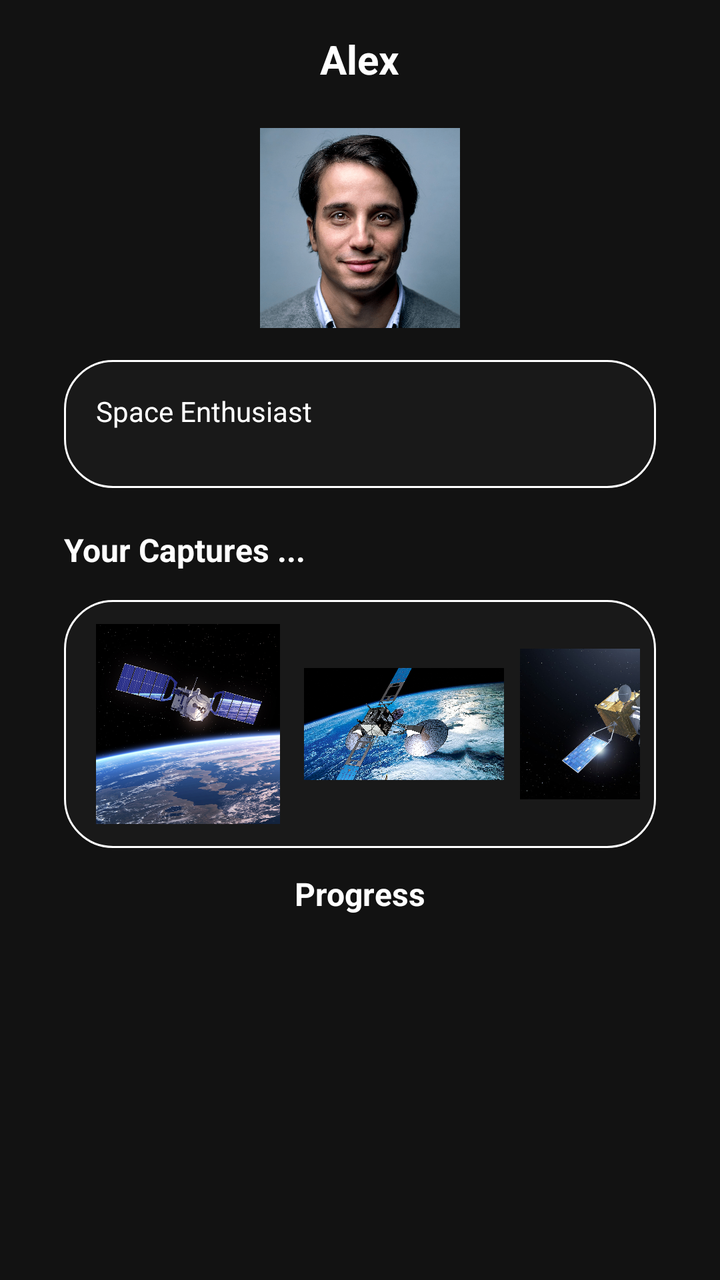
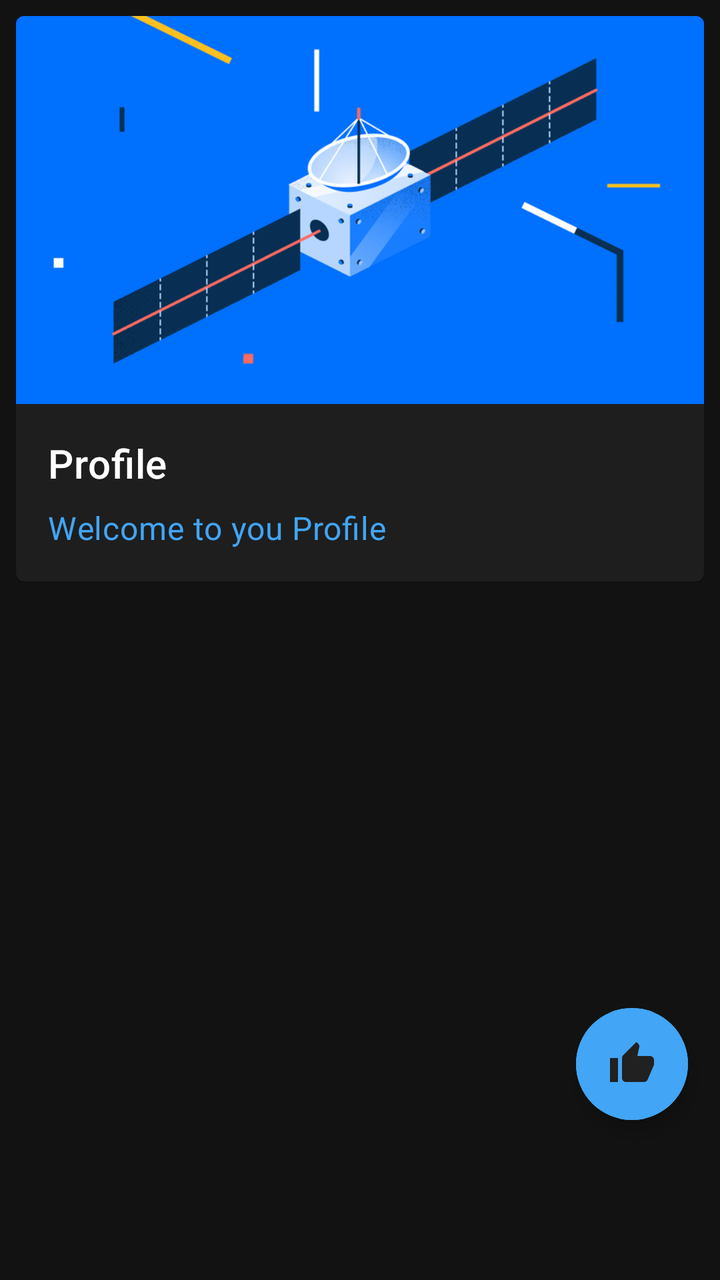

Before-and-after screenshots of an Android layout around one commit, followed by the original layout XML and the change that was made.
<!-- AndroidManifest.xml: application theme AppTheme -->
<!-- res/layout/frag_profile.xml -->
<?xml version="1.0" encoding="utf-8"?>
<RelativeLayout xmlns:android="http://schemas.android.com/apk/res/android"
    android:layout_width="match_parent"
    android:layout_height="match_parent"
    android:background="@color/transparent"
    android:scrollbars="vertical">

    <TextView
        android:layout_width="wrap_content"
        android:layout_height="wrap_content"
        android:layout_alignParentTop="true"
        android:layout_centerHorizontal="true"
        android:layout_gravity="center_horizontal"
        android:layout_marginTop="16dp"
        android:text="Alex"
        android:textColor="@color/white"
        android:textSize="20sp"
        android:textStyle="bold" />

    <androidx.appcompat.widget.AppCompatImageView
        android:layout_width="100dp"
        android:layout_height="100dp"
        android:layout_alignParentTop="true"
        android:layout_centerHorizontal="true"
        android:layout_marginTop="64dp"
        android:src="@drawable/user_face" />

    <TextView
        android:layout_width="match_parent"
        android:layout_height="64dp"
        android:layout_marginStart="32dp"
        android:layout_marginTop="180dp"
        android:layout_marginEnd="32dp"
        android:background="@drawable/rounded_corner"
        android:padding="16dp"
        android:text="Space Enthusiast"
        android:textColor="@color/white" />

    <androidx.appcompat.widget.AppCompatTextView
        android:layout_width="wrap_content"
        android:layout_height="wrap_content"
        android:layout_alignParentTop="true"
        android:layout_marginStart="32dp"
        android:layout_marginTop="264dp"
        android:text="Your Captures ..."
        android:textColor="@color/white"
        android:textSize="16dp"
        android:textStyle="bold" />

    <RelativeLayout
        android:layout_width="match_parent"
        android:layout_height="wrap_content"
        android:layout_marginStart="32dp"
        android:layout_marginTop="300dp"
        android:layout_marginEnd="32dp"
        android:background="@drawable/rounded_corner"
        android:fadeScrollbars="true"
        android:isScrollContainer="true"
        android:nestedScrollingEnabled="true"
        android:padding="8dp"
        android:scrollbars="horizontal">
        <LinearLayout
            android:layout_width="wrap_content"
            android:layout_height="wrap_content"
            >
            <ImageView
                android:layout_width="100dp"
                android:layout_height="100dp"
                android:src="@drawable/sat_1"
                android:layout_margin="4dp"/>

            <ImageView
                android:layout_width="100dp"
                android:layout_height="100dp"
                android:src="@drawable/sat"
                android:layout_margin="4dp"/>
            <ImageView
                android:layout_width="100dp"
                android:layout_height="100dp"
                android:src="@drawable/sat_2"
                android:layout_margin="4dp"/>

            <ImageView
                android:layout_width="100dp"
                android:layout_height="100dp"
                android:src="@drawable/sat_1"
                android:layout_margin="4dp"/>
        </LinearLayout>
    </RelativeLayout>

    <androidx.appcompat.widget.AppCompatTextView
        android:layout_width="wrap_content"
        android:layout_height="wrap_content"
        android:layout_alignParentTop="true"
        android:layout_centerHorizontal="true"
        android:layout_marginTop="436dp"
        android:text="Progress"
        android:textColor="@color/white"
        android:textSize="16dp"
        android:textStyle="bold" />

    <androidx.core.widget.ContentLoadingProgressBar
        android:layout_width="match_parent"
        android:layout_height="8dp"
        android:layout_alignParentTop="true"
        android:layout_centerHorizontal="true"
        android:layout_marginStart="32dp"
        android:layout_marginTop="482dp"
        android:layout_marginEnd="32dp"
        android:animationResolution="@android:integer/config_mediumAnimTime"
        android:max="100"
        android:progress="25"
        android:progressTint="@color/colorAccent"
        android:visibility="visible" />
</RelativeLayout>
<!-- resources referenced by this layout -->
<resources>
  <color name="colorAccent">#42A5F5</color>
  <color name="transparent">@android:color/transparent</color>
  <color name="white">#FFFFFF</color>
  <!-- drawable rounded_corner (drawable) -->
  <?xml version="1.0" encoding="utf-8"?>
  <shape xmlns:android="http://schemas.android.com/apk/res/android" >
      <stroke
          android:width="1dp"
          android:color="@color/white" />
  
      <solid android:color="#80212121" />
  
      <padding
          android:left="1dp"
          android:right="1dp"
          android:bottom="1dp"
          android:top="1dp" />
  
      <corners android:radius="24dp" />
  </shape>
  <!-- drawable sat: jpg bitmap (drawable, 670692 bytes) -->
  <!-- drawable sat_1: jpg bitmap (drawable, 780074 bytes) -->
  <!-- drawable sat_2: jpg bitmap (drawable, 53411 bytes) -->
  <!-- drawable user_face: png bitmap (drawable, 423906 bytes) -->
  <style name="AppTheme" parent="Theme.MaterialComponents">
          
          <item name="windowActionBar">true</item>
          <item name="colorPrimary">#212121</item>
          <item name="colorPrimaryDark">@color/colorPrimaryDark</item>
          <item name="colorAccent">#42A5F5</item>
      </style>
  <color name="colorPrimaryDark">#000000</color>
</resources>

<!-- the commit's change to res/layout/frag_profile.xml (unified diff, before → after) -->
@@ -2,114 +2,75 @@
 <RelativeLayout xmlns:android="http://schemas.android.com/apk/res/android"
     android:layout_width="match_parent"
     android:layout_height="match_parent"
+    xmlns:app="http://schemas.android.com/apk/res-auto"
     android:background="@color/transparent"
     android:scrollbars="vertical">
 
-    <TextView
+    <com.google.android.material.card.MaterialCardView
+        android:id="@+id/profcard"
+        android:layout_width="match_parent"
+        android:layout_height="wrap_content"
+        android:layout_margin="8dp">
+
+        <LinearLayout
+            android:layout_width="match_parent"
+            android:layout_height="wrap_content"
+            android:orientation="vertical">
+
+            
+            <ImageView
+                android:layout_width="match_parent"
+                android:layout_height="194dp"
+                android:contentDescription="@string/content_description_media"
+                android:scaleType="centerCrop"
+                app:srcCompat="@drawable/bsat" />
+
+            <LinearLayout
+                android:layout_width="match_parent"
+                android:layout_height="wrap_content"
+                android:orientation="vertical"
+                android:padding="16dp">
+
+                
+                <TextView
+                    android:layout_width="wrap_content"
+                    android:layout_height="wrap_content"
+                    android:text="@string/profile"
+                    android:textAppearance="?attr/textAppearanceHeadline6" />
+
+                <TextView
+                    android:layout_width="wrap_content"
+                    android:layout_height="wrap_content"
+                    android:layout_marginTop="8dp"
+                    android:text="@string/welcome_to_you_profile"
+                    android:textAppearance="?attr/textAppearanceBody2"
+                    android:textColor="@color/colorAccent"
+                    android:textSize="16sp" />
+
+            </LinearLayout>
+
+        </LinearLayout>
+
+    </com.google.android.material.card.MaterialCardView>
+
+
+    <com.google.android.material.floatingactionbutton.ExtendedFloatingActionButton
+        android:id="@+id/proBtn"
         android:layout_width="wrap_content"
         android:layout_height="wrap_content"
-        android:layout_alignParentTop="true"
-        android:layout_centerHorizontal="true"
-        android:layout_gravity="center_horizontal"
-        android:layout_marginTop="16dp"
-        android:text="Alex"
-        android:textColor="@color/white"
-        android:textSize="20sp"
-        android:textStyle="bold" />
+        android:layout_alignParentEnd="true"
+        android:layout_alignParentBottom="true"
 
-    <androidx.appcompat.widget.AppCompatImageView
-        android:layout_width="100dp"
-        android:layout_height="100dp"
-        android:layout_alignParentTop="true"
-        android:layout_centerHorizontal="true"
-        android:layout_marginTop="64dp"
-        android:src="@drawable/user_face" />
+        android:layout_marginEnd="16dp"
+        android:layout_marginBottom="80dp"
 
-    <TextView
-        android:layout_width="match_parent"
-        android:layout_height="64dp"
-        android:layout_marginStart="32dp"
-        android:layout_marginTop="180dp"
-        android:layout_marginEnd="32dp"
-        android:background="@drawable/rounded_corner"
-        android:padding="16dp"
-        android:text="Space Enthusiast"
-        android:textColor="@color/white" />
+        android:backgroundTint="@color/colorAccent"
+        android:contentDescription="@string/launch"
 
-    <androidx.appcompat.widget.AppCompatTextView
-        android:layout_width="wrap_content"
-        android:layout_height="wrap_content"
-        android:layout_alignParentTop="true"
-        android:layout_marginStart="32dp"
-        android:layout_marginTop="264dp"
-        android:text="Your Captures ..."
-        android:textColor="@color/white"
-        android:textSize="16dp"
-        android:textStyle="bold" />
 
-    <RelativeLayout
-        android:layout_width="match_parent"
-        android:layout_height="wrap_content"
-        android:layout_marginStart="32dp"
-        android:layout_marginTop="300dp"
-        android:layout_marginEnd="32dp"
-        android:background="@drawable/rounded_corner"
-        android:fadeScrollbars="true"
-        android:isScrollContainer="true"
-        android:nestedScrollingEnabled="true"
-        android:padding="8dp"
-        android:scrollbars="horizontal">
-        <LinearLayout
-            android:layout_width="wrap_content"
-            android:layout_height="wrap_content"
-            >
-            <ImageView
-                android:layout_width="100dp"
-                android:layout_height="100dp"
-                android:src="@drawable/sat_1"
-                android:layout_margin="4dp"/>
+        app:backgroundTint="@color/colorAccent"
+        app:icon="@drawable/ic_baseline_thumb_up"
+        app:iconTint="@color/colorPrimary"
+        app:rippleColor="@color/colorAccent" />
 
-            <ImageView
-                android:layout_width="100dp"
-                android:layout_height="100dp"
-                android:src="@drawable/sat"
-                android:layout_margin="4dp"/>
-            <ImageView
-                android:layout_width="100dp"
-                android:layout_height="100dp"
-                android:src="@drawable/sat_2"
-                android:layout_margin="4dp"/>
-
-            <ImageView
-                android:layout_width="100dp"
-                android:layout_height="100dp"
-                android:src="@drawable/sat_1"
-                android:layout_margin="4dp"/>
-        </LinearLayout>
-    </RelativeLayout>
-
-    <androidx.appcompat.widget.AppCompatTextView
-        android:layout_width="wrap_content"
-        android:layout_height="wrap_content"
-        android:layout_alignParentTop="true"
-        android:layout_centerHorizontal="true"
-        android:layout_marginTop="436dp"
-        android:text="Progress"
-        android:textColor="@color/white"
-        android:textSize="16dp"
-        android:textStyle="bold" />
-
-    <androidx.core.widget.ContentLoadingProgressBar
-        android:layout_width="match_parent"
-        android:layout_height="8dp"
-        android:layout_alignParentTop="true"
-        android:layout_centerHorizontal="true"
-        android:layout_marginStart="32dp"
-        android:layout_marginTop="482dp"
-        android:layout_marginEnd="32dp"
-        android:animationResolution="@android:integer/config_mediumAnimTime"
-        android:max="100"
-        android:progress="25"
-        android:progressTint="@color/colorAccent"
-        android:visibility="visible" />
 </RelativeLayout>
<!-- resource entries referenced after the edit -->
@@ -1,29 +1,19 @@
 <!-- resources referenced by this layout -->
 <resources>
   <color name="colorAccent">#42A5F5</color>
+  <color name="colorPrimary">#212121</color>
   <color name="transparent">@android:color/transparent</color>
-  <color name="white">#FFFFFF</color>
-  <!-- drawable rounded_corner (drawable) -->
-  <?xml version="1.0" encoding="utf-8"?>
-  <shape xmlns:android="http://schemas.android.com/apk/res/android" >
-      <stroke
-          android:width="1dp"
-          android:color="@color/white" />
-  
-      <solid android:color="#80212121" />
-  
-      <padding
-          android:left="1dp"
-          android:right="1dp"
-          android:bottom="1dp"
-          android:top="1dp" />
-  
-      <corners android:radius="24dp" />
-  </shape>
-  <!-- drawable sat: jpg bitmap (drawable, 670692 bytes) -->
-  <!-- drawable sat_1: jpg bitmap (drawable, 780074 bytes) -->
-  <!-- drawable sat_2: jpg bitmap (drawable, 53411 bytes) -->
-  <!-- drawable user_face: png bitmap (drawable, 423906 bytes) -->
+  <!-- drawable bsat: webp bitmap (drawable, 38086 bytes) -->
+  <!-- drawable ic_baseline_thumb_up (drawable) -->
+  <vector android:height="24dp" android:tint="#212121"
+      android:viewportHeight="24" android:viewportWidth="24"
+      android:width="24dp" xmlns:android="http://schemas.android.com/apk/res/android">
+      <path android:fillColor="@android:color/white" android:pathData="M1,21h4L5,9L1,9v12zM23,10c0,-1.1 -0.9,-2 -2,-2h-6.31l0.95,-4.57 0.03,-0.32c0,-0.41 -0.17,-0.79 -0.44,-1.06L14.17,1 7.59,7.59C7.22,7.95 7,8.45 7,9v10c0,1.1 0.9,2 2,2h9c0.83,0 1.54,-0.5 1.84,-1.22l3.02,-7.05c0.09,-0.23 0.14,-0.47 0.14,-0.73v-2z"/>
+  </vector>
+  <string name="content_description_media">Taken on:</string>
+  <string name="launch">launch</string>
+  <string name="profile">Profile</string>
+  <string name="welcome_to_you_profile">Welcome to you Profile</string>
   <style name="AppTheme" parent="Theme.MaterialComponents">
           
           <item name="windowActionBar">true</item>
